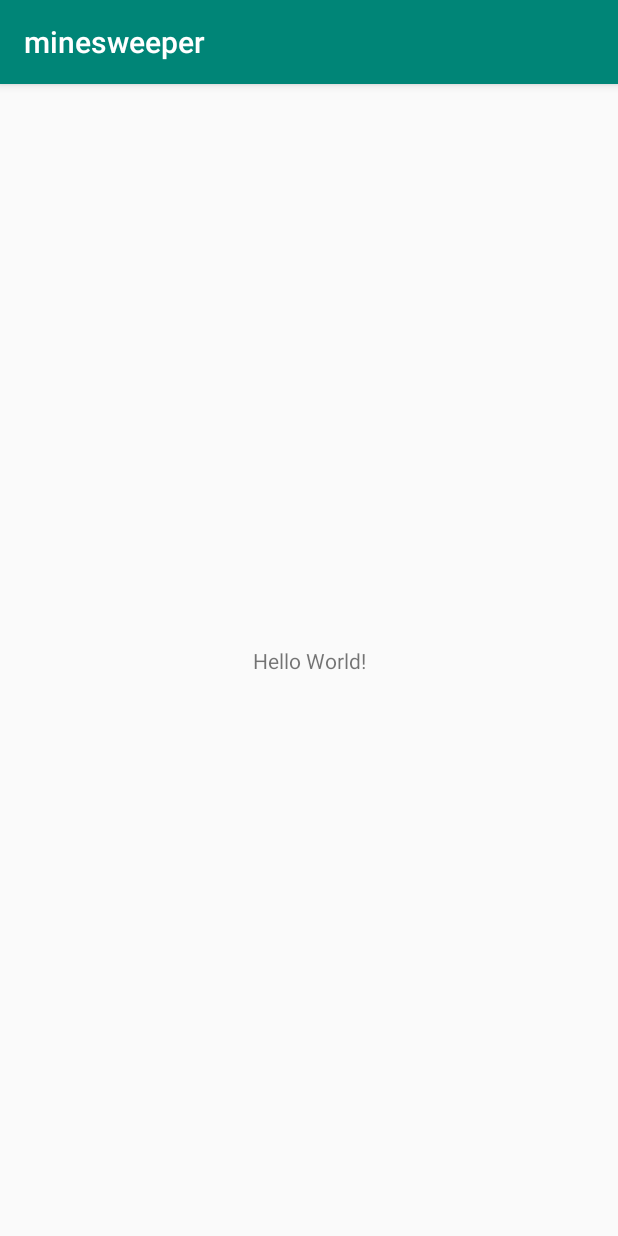
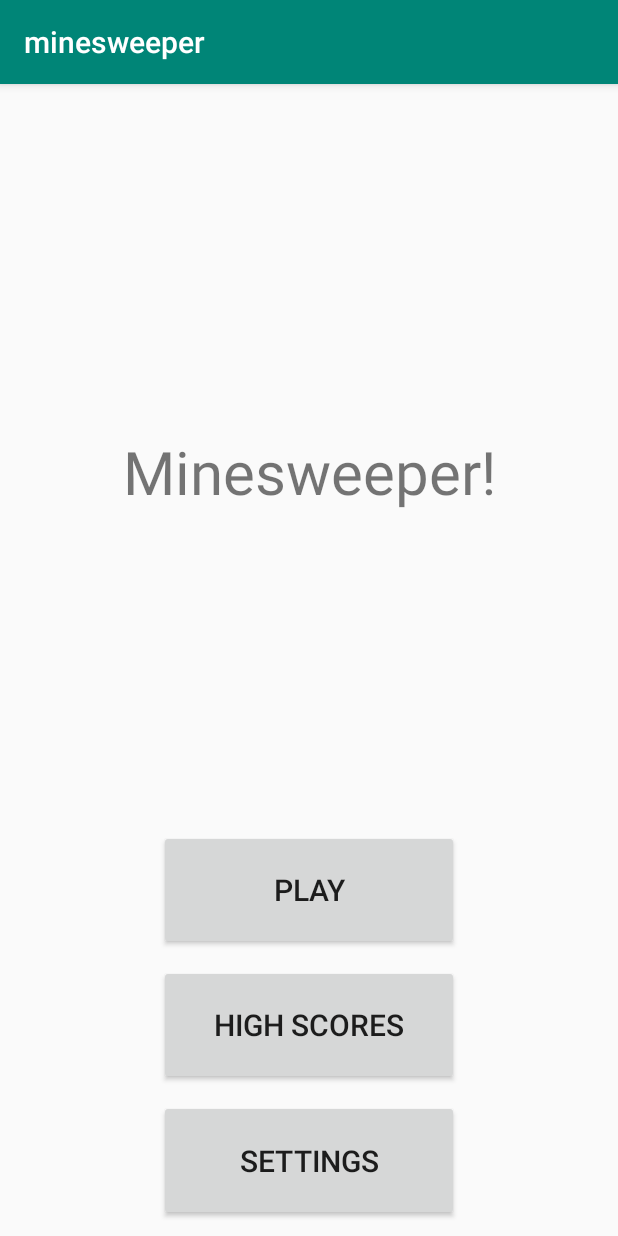
Before and after one commit to vil-kautto/minesweeper-mobile, an Android app: the screen it shows after launch (MainActivity), on a phone screen of 412 x 824 dp. Run offline under Robolectric (Android 15) with nearby library versions, the phone set to English and light mode, and no system bars.

Commit message:
add main menu buttons
added buttons to main menu

```diff
--- a/app/src/main/java/fi/tuni/minesweeper/MainActivity.java
+++ b/app/src/main/java/fi/tuni/minesweeper/MainActivity.java
@@ -3,6 +3,7 @@ package fi.tuni.minesweeper;
 import androidx.appcompat.app.AppCompatActivity;
 
 import android.os.Bundle;
+import android.view.View;
 
 public class MainActivity extends AppCompatActivity {
 
@@ -11,4 +12,9 @@ public class MainActivity extends AppCompatActivity {
         super.onCreate(savedInstanceState);
         setContentView(R.layout.activity_main);
     }
+
+    //handles button click events on main menu
+    public void clicked(View v) {
+
+    }
 }
--- a/app/src/main/res/layout/activity_main.xml
+++ b/app/src/main/res/layout/activity_main.xml
@@ -1,18 +1,55 @@
 <?xml version="1.0" encoding="utf-8"?>
-<androidx.constraintlayout.widget.ConstraintLayout xmlns:android="http://schemas.android.com/apk/res/android"
+<LinearLayout xmlns:android="http://schemas.android.com/apk/res/android"
     xmlns:app="http://schemas.android.com/apk/res-auto"
     xmlns:tools="http://schemas.android.com/tools"
     android:layout_width="match_parent"
     android:layout_height="match_parent"
-    tools:context=".MainActivity">
+    tools:context=".MainActivity"
+    android:orientation="vertical">
 
     <TextView
-        android:layout_width="wrap_content"
+        android:layout_width="match_parent"
         android:layout_height="wrap_content"
-        android:text="Hello World!"
-        app:layout_constraintBottom_toBottomOf="parent"
-        app:layout_constraintLeft_toLeftOf="parent"
-        app:layout_constraintRight_toRightOf="parent"
-        app:layout_constraintTop_toTopOf="parent" />
+        android:text="Minesweeper!"
+        android:gravity="center"
+        android:layout_marginTop="20dp"
+        android:textSize="40dp"
+        android:layout_weight="0.9"
+        />
 
-</androidx.constraintlayout.widget.ConstraintLayout>
+    <Button
+        android:layout_width="200dp"
+        android:layout_height="75dp"
+        android:layout_weight="0.01"
+        android:layout_gravity="center"
+        android:layout_marginBottom="10dp"
+        android:text="play"
+        android:textSize="20dp"
+        android:onClick="clicked"
+        />
+
+    <Button
+        android:layout_width="200dp"
+        android:layout_height="75dp"
+        android:layout_weight="0.01"
+        android:layout_gravity="center"
+        android:layout_marginBottom="10dp"
+        android:text="High Scores"
+        android:textSize="20dp"
+        android:onClick="clicked"
+        android:clickable="false"
+        />
+
+    <Button
+        android:layout_width="200dp"
+        android:layout_height="75dp"
+        android:layout_weight="0.01"
+        android:layout_gravity="center"
+        android:layout_marginBottom="10dp"
+        android:text="Settings"
+        android:textSize="20dp"
+
+        android:onClick="clicked"
+        />
+
+</LinearLayout>
--- /dev/null
+++ b/gradle.properties
@@ -0,0 +1,19 @@
+# Project-wide Gradle settings.
+# IDE (e.g. Android Studio) users:
+# Gradle settings configured through the IDE *will override*
+# any settings specified in this file.
+# For more details on how to configure your build environment visit
+# http://www.gradle.org/docs/current/userguide/build_environment.html
+# Specifies the JVM arguments used for the daemon process.
+# The setting is particularly useful for tweaking memory settings.
+org.gradle.jvmargs=-Xmx1536m
+# When configured, Gradle will run in incubating parallel mode.
+# This option should only be used with decoupled projects. More details, visit
+# http://www.gradle.org/docs/current/userguide/multi_project_builds.html#sec:decoupled_projects
+# org.gradle.parallel=true
+# AndroidX package structure to make it clearer which packages are bundled with the
+# Android operating system, and which are packaged with your app's APK
+# https://developer.android.com/topic/libraries/support-library/androidx-rn
+android.useAndroidX=true
+# Automatically convert third-party libraries to use AndroidX
+android.enableJetifier=true
```
Also changed, not shown: gradle/wrapper/gradle-wrapper.properties (added), 4 other files.
